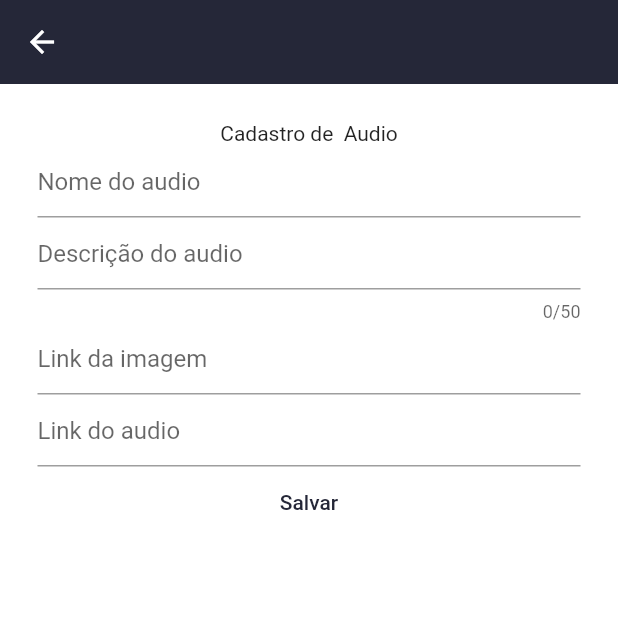
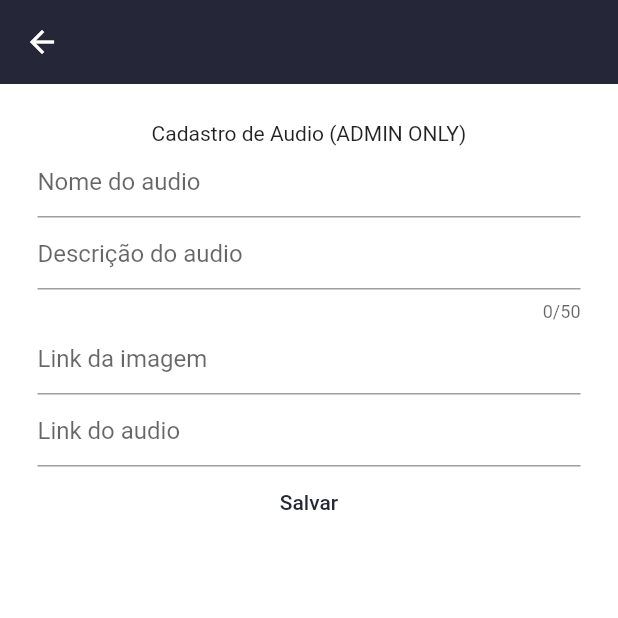
Before and after one commit to alexandrebelt/relaxApp, a Flutter app: the FormSound screen opened directly, on a phone screen of 412 x 824 dp, the top half of it. Run offline on Flutter 3.47's test engine with Material 2 defaults, Android fonts, the phone set to English and light mode, and no system bars; our stand-ins replace equatable, flutter_bloc, hive, hive_flutter, just_audio and 1 more; missing offline and left inert: audio_session, dart:ffi; accounts and stored records are empty; generated files the repository leaves out were written again.

Commit message:
Commit 2(like correction)

```diff
--- a/relax_app/lib/database/local_storage_repository.dart
+++ b/relax_app/lib/database/local_storage_repository.dart
@@ -19,11 +19,11 @@ class LocalStorageRepository extends BaseLocalStorage{
   @override
   Future<void> addSoundToFavourite(Box box, Sound sound) async {
     await box.put(sound.id, sound);
+    box.putAt(sound.id, sound.favourite = 1);
   }
 
   @override
   Future<void> removeSoundFromFavourite(Box box, Sound sound) async {
     await box.delete(sound.id);
   }
-
 }
--- a/relax_app/lib/models/sound.dart
+++ b/relax_app/lib/models/sound.dart
@@ -14,7 +14,7 @@ class Sound{
   @HiveField(4)
   final String audio;
   @HiveField(5)
-  final int favourite;
+  int favourite;
 
   Sound(
       this.id,
--- a/relax_app/lib/screens/explore.dart
+++ b/relax_app/lib/screens/explore.dart
@@ -2,7 +2,7 @@ import 'package:app_relaxante/components/cards/card.dart';
 import 'package:app_relaxante/components/progress.dart';
 import 'package:app_relaxante/components/cards/gridCards.dart';
 import 'package:app_relaxante/database/dao/sound_dao.dart';
-import 'package:app_relaxante/form_sound.dart';
+import 'package:app_relaxante/screens/form_sound.dart';
 import 'package:app_relaxante/models/sound.dart';
 import 'package:app_relaxante/screens/player.dart';
 import 'package:app_relaxante/theme.dart';
@@ -78,9 +78,7 @@ class _ExplorePageState extends State<ExplorePage> {
           Navigator.push(context, MaterialPageRoute(builder: (context) {
             return FormSound();
           })).then((value){
-            setState(() {
-
-            });
+            setState(() {});
           });
         },
       ),
--- a/relax_app/lib/screens/favourites.dart
+++ b/relax_app/lib/screens/favourites.dart
@@ -2,8 +2,6 @@
 import 'package:app_relaxante/components/cards/card.dart';
 import 'package:app_relaxante/components/progress.dart';
 import 'package:app_relaxante/database/dao/sound_dao.dart';
-import 'package:app_relaxante/form_sound.dart';
-import 'package:app_relaxante/models/sound.dart';
 import 'package:app_relaxante/screens/blocs/favourite_bloc.dart';
 import 'package:app_relaxante/screens/blocs/favourite_state.dart';
 import 'package:app_relaxante/screens/player.dart';
--- a/relax_app/lib/form_sound.dart
+++ b/relax_app/lib/screens/form_sound.dart
@@ -22,7 +22,7 @@ class FormSound extends StatelessWidget{
           padding: const EdgeInsets.all(25.0),
           child: Column(
             children: [
-              Text('Cadastro de  Audio'),
+              Text('Cadastro de Audio (ADMIN ONLY)'),
               TextField(
                 controller: _nameController,
                 decoration: InputDecoration(
--- a/relax_app/lib/screens/form_update.dart
+++ b/relax_app/lib/screens/form_update.dart
@@ -44,7 +44,7 @@ class _FormUpdateSoundState extends State<FormUpdateSound> {
             padding: const EdgeInsets.all(25.0),
             child: Column(
               children: [
-                Text('Editar card'),
+                Text('Editar card (ADMIN ONLY)'),
                 TextField(
                   controller: _nameController,
                   decoration: InputDecoration(labelText: widget.sound.name),
--- a/relax_app/lib/screens/player.dart
+++ b/relax_app/lib/screens/player.dart
@@ -139,15 +139,15 @@ class _RelaxPlayerState extends State<RelaxPlayer> {
                             setState(() {
                               isFavourite = true;
                               widget.dao.update(value1);
+                              context.read<FavouriteBloc>().add(AddFavouriteSound(widget.sound));
                             });
                               final snackBar = SnackBar(content: Text('Added to your favourites'));
-                              context.read<FavouriteBloc>().add(AddFavouriteSound(widget.sound));
                               ScaffoldMessenger.of(context).showSnackBar(snackBar);
                           } else {
                             setState(() {
                               isFavourite = false;
-                            widget.dao.update(value0);
-                            context.read<FavouriteBloc>().add(RemoveFavouriteSound(widget.sound));
+                              widget.dao.update(value0);
+                              context.read<FavouriteBloc>().add(RemoveFavouriteSound(widget.sound));
                             });
                             final snackBar = SnackBar(content: Text('Removed from your favourites'));
                             ScaffoldMessenger.of(context).showSnackBar(snackBar);
--- a/relax_app/pubspec.yaml
+++ b/relax_app/pubspec.yaml
@@ -73,10 +73,9 @@ flutter:
   uses-material-design: true
 
   # To add assets to your application, add an assets section, like this:
-  assets:
+  # assets:
   #   - images/a_dot_burr.jpeg
   #   - images/a_dot_ham.jpeg
-     - assets/rainy.png
 
   # An image asset can refer to one or more resolution-specific "variants", see
   # https://flutter.dev/assets-and-images/#resolution-aware.
```
Also changed, not shown: relax_app/lib/screens/testes.dart (deleted, +0 -11 lines), relax_app/assets/rainy.png (deleted), 1 other file.
